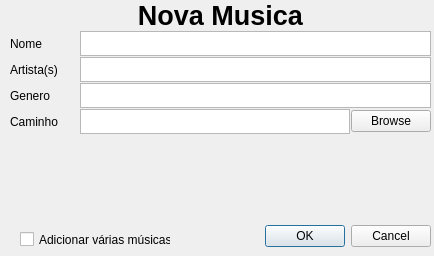
First picture: the form in addmusicform.ui, repository AlexFMM/mp3Player, before the edit.
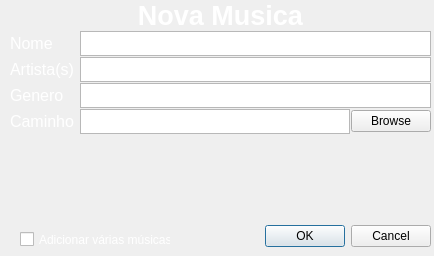
Second picture: the form after the edit. Icons and pictures are not drawn.

Diff of the .ui file:
```diff
--- a/addmusicform.ui
+++ b/addmusicform.ui
@@ -16,6 +16,10 @@
   <property name="windowTitle">
    <string>Dialog</string>
   </property>
+  <property name="styleSheet">
+   <string notr="true">#AddMusicForm{
+background: url(:/imagens/backgorund.png);}</string>
+  </property>
   <widget class="QDialogButtonBox" name="buttonBox">
    <property name="geometry">
     <rect>
@@ -71,6 +75,9 @@
           <bold>true</bold>
          </font>
         </property>
+        <property name="styleSheet">
+         <string notr="true">#label{color: rgb(255, 255, 255)}</string>
+        </property>
         <property name="text">
          <string>Nova Musica</string>
         </property>
@@ -109,6 +116,14 @@
           <height>75</height>
          </size>
         </property>
+        <property name="font">
+         <font>
+          <pointsize>12</pointsize>
+         </font>
+        </property>
+        <property name="styleSheet">
+         <string notr="true">#label_2{color: rgb(255, 255, 255)}</string>
+        </property>
         <property name="text">
          <string>Nome</string>
         </property>
@@ -151,6 +166,15 @@
           <height>16777215</height>
          </size>
         </property>
+        <property name="font">
+         <font>
+          <pointsize>12</pointsize>
+         </font>
+        </property>
+        <property name="styleSheet">
+         <string notr="true">#label_3
+{color: rgb(255, 255, 255)}</string>
+        </property>
         <property name="text">
          <string>Artista(s)</string>
         </property>
@@ -193,6 +217,14 @@
           <height>16777215</height>
          </size>
         </property>
+        <property name="font">
+         <font>
+          <pointsize>12</pointsize>
+         </font>
+        </property>
+        <property name="styleSheet">
+         <string notr="true">#label_5{color: rgb(255, 255, 255)}</string>
+        </property>
         <property name="text">
          <string>Genero</string>
         </property>
@@ -235,6 +267,14 @@
           <height>16777215</height>
          </size>
         </property>
+        <property name="font">
+         <font>
+          <pointsize>12</pointsize>
+         </font>
+        </property>
+        <property name="styleSheet">
+         <string notr="true">#label_4{color: rgb(255, 255, 255)}</string>
+        </property>
         <property name="text">
          <string>Caminho</string>
         </property>
@@ -279,6 +319,9 @@
      <height>19</height>
     </rect>
    </property>
+   <property name="styleSheet">
+    <string notr="true">#batchAdd{color: rgb(255, 255, 255)}</string>
+   </property>
    <property name="text">
     <string>Adicionar várias músicas</string>
    </property>
```
